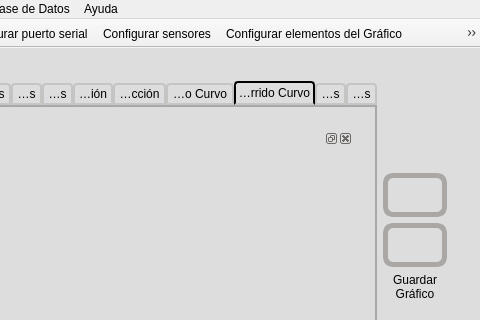
Above: mainwindow.ui from hectorda/Bio-Feedback before the change; both pictures show x 159 to 639 and y 0 to 320 of the 639 by 656 pixel window. Below: the same form after it.
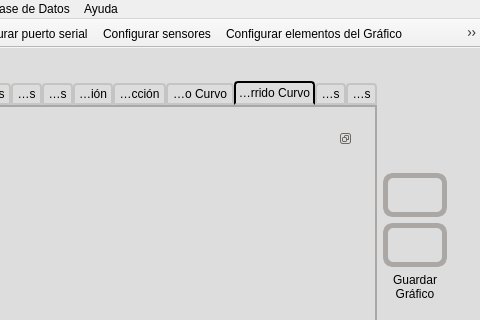
That is the form after the change. The open tabs and pages were chosen to show the change. Icons and pictures are not drawn. Custom widgets are drawn as their Qt base class.

Commit message: Añadido Dialog Carga Y QActiones Para ir a las Tabs

What changed in the file:
```diff
--- a/mainwindow.ui
+++ b/mainwindow.ui
@@ -1415,6 +1415,9 @@
                  <layout class="QGridLayout" name="gridLayout_16">
                   <item row="0" column="0">
                    <widget class="QDockWidget" name="dockWidget_2">
+                    <property name="features">
+                     <set>QDockWidget::DockWidgetFloatable|QDockWidget::DockWidgetMovable</set>
+                    </property>
                     <widget class="QWidget" name="dockWidgetContents_2">
                      <layout class="QVBoxLayout" name="verticalLayout_11">
                       <item>
```
Left out of the diff: 100 changed lines with no effect on the pictures. The commit also changes 7 other files.
